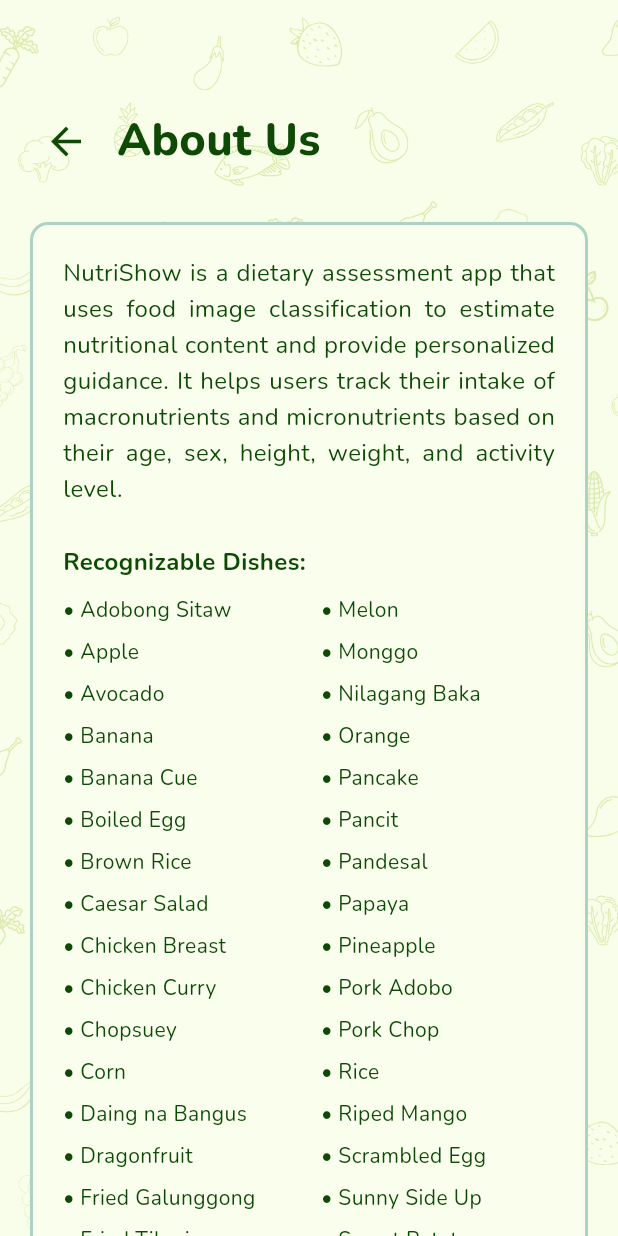
After one commit to chrmlmrn/NutriShow, a Flutter app: the screen it shows after launch, after a tap on the "info outline" icon, on a phone screen of 412 x 824 dp. The commit adds this screen. Run offline on Flutter 3.47's test engine with Material 3 defaults, Android fonts, the light colour scheme and no system bars; our stand-ins replace fl_chart, google_fonts, image_picker, shared_preferences, sqflite; missing offline and left inert: tflite_flutter; accounts and stored records are empty.

Commit message:
added about us for indiv prog test

```diff
--- /dev/null
+++ b/lib/views/about_us.dart
@@ -0,0 +1,153 @@
+import 'package:flutter/material.dart';
+import 'package:google_fonts/google_fonts.dart';
+
+class AboutUsScreen extends StatelessWidget {
+  final List<String> recognizableFoods = [
+    "Adobong Sitaw", "Apple", "Avocado", "Banana", "Banana Cue",
+    "Boiled Egg", "Brown Rice", "Caesar Salad", "Chicken Breast", "Chicken Curry",
+    "Chopsuey", "Corn", "Daing na Bangus", "Dragonfruit", "Fried Galunggong",
+    "Fried Tilapia", "Ginataang Kalabasa", "Grapes", "Kiwi", "Lumpia",
+    "Melon", "Monggo", "Nilagang Baka", "Orange", "Pancake",
+    "Pancit", "Pandesal", "Papaya", "Pineapple", "Pork Adobo",
+    "Pork Chop", "Rice", "Riped Mango", "Scrambled Egg", "Sunny Side Up",
+    "Sweet Potato", "Togue", "Tortang Talong", "Watermelon", "Wheat Bread"
+  ];
+
+  @override
+  Widget build(BuildContext context) {
+    return Scaffold(
+      body: Stack(
+        fit: StackFit.expand,
+        children: [
+          Positioned.fill(
+            child: Image.asset(
+              'assets/screensbg.png',
+              fit: BoxFit.cover,
+            ),
+          ),
+          SingleChildScrollView(
+            padding: const EdgeInsets.all(20.0),
+            child: Column(
+              crossAxisAlignment: CrossAxisAlignment.start,
+              children: [
+                const SizedBox(height: 50),
+                Row(
+                  children: [
+                    IconButton(
+                      icon: Icon(Icons.arrow_back, color: Color(0xFF0E4A06), size: 30),
+                      onPressed: () => Navigator.pop(context),
+                    ),
+                    const SizedBox(width: 10),
+                    Text(
+                      'About Us',
+                      style: GoogleFonts.nunito(
+                        fontSize: 30,
+                        fontWeight: FontWeight.w800,
+                        color: Color(0xFF0E4A06),
+                      ),
+                    ),
+                  ],
+                ),
+                const SizedBox(height: 30),
+                Container(
+                  padding: const EdgeInsets.all(20),
+                  decoration: BoxDecoration(
+                    color: Color(0xFFF9FEED),
+                    borderRadius: BorderRadius.circular(12),
+                    border: Border.all(color: Color(0xFFAAD3C4), width: 2),
+                  ),
+                  child: Column(
+                    crossAxisAlignment: CrossAxisAlignment.start,
+                    children: [
+                      Text(
+                        'NutriShow is a dietary assessment app that uses food image classification to estimate nutritional content and provide personalized guidance. It helps users track their intake of macronutrients and micronutrients based on their age, sex, height, weight, and activity level.',
+                        style: GoogleFonts.nunito(fontSize: 16, color: Color(0xFF0E4A06), height: 1.5),
+                        textAlign: TextAlign.justify,
+                      ),
+                      const SizedBox(height: 25),
+                      Text(
+                        'Recognizable Dishes:',
+                        style: GoogleFonts.nunito(
+                          fontSize: 16,
+                          fontWeight: FontWeight.bold,
+                          color: Color(0xFF0E4A06),
+                        ),
+                      ),
+                      const SizedBox(height: 10),
+                      Row(
+                        crossAxisAlignment: CrossAxisAlignment.start,
+                        children: [
+                          Expanded(
+                            child: Column(
+                              crossAxisAlignment: CrossAxisAlignment.start,
+                              children: recognizableFoods.sublist(0, recognizableFoods.length ~/ 2).map((food) {
+                                return Padding(
+                                  padding: const EdgeInsets.only(bottom: 8.0),
+                                  child: Text(
+                                    "• $food",
+                                    style: GoogleFonts.nunito(
+                                      fontSize: 14,
+                                      color: Color(0xFF0E4A06),
+                                    ),
+                                  ),
+                                );
+                              }).toList(),
+                            ),
+                          ),
+                          const SizedBox(width: 16),
+                          Expanded(
+                            child: Column(
+                              crossAxisAlignment: CrossAxisAlignment.start,
+                              children: recognizableFoods.sublist(recognizableFoods.length ~/ 2).map((food) {
+                                return Padding(
+                                  padding: const EdgeInsets.only(bottom: 8.0),
+                                  child: Text(
+                                    "• $food",
+                                    style: GoogleFonts.nunito(
+                                      fontSize: 14,
+                                      color: Color(0xFF0E4A06),
+                                    ),
+                                  ),
+                                );
+                              }).toList(),
+                            ),
+                          ),
+                        ],
+                      ),
+                      const SizedBox(height: 25),
+                      Divider(color: Color(0xFF0E4A06)),
+                      Text(
+                        'Developed by:',
+                        style: GoogleFonts.nunito(
+                          fontSize: 16,
+                          fontWeight: FontWeight.bold,
+                          color: Color(0xFF0E4A06),
+                        ),
+                      ),
+                      const SizedBox(height: 10),
+                      ...[
+                        "Batao, Bianca Louise F.",
+                        "Locsin, Trisha Mae F",
+                        "Mariano, Charimel C.",
+                        "Molina, Gabriel S."
+                      ].map((name) => Padding(
+                        padding: const EdgeInsets.only(bottom: 4.0),
+                        child: Text(
+                          name,
+                          style: GoogleFonts.nunito(
+                            fontSize: 15,
+                            color: Color(0xFF0E4A06),
+                          ),
+                        ),
+                      )),
+                    ],
+                  ),
+                ),
+              ],
+            ),
+          ),
+        ],
+      ),
+    );
+  }
+}
--- a/lib/views/user_input.dart
+++ b/lib/views/user_input.dart
@@ -1,5 +1,6 @@
 import 'package:flutter/material.dart';
 import 'package:google_fonts/google_fonts.dart';
+import 'package:nutrishow/views/about_us.dart';
 import 'options.dart';
 
 class UserInputView extends StatelessWidget {
@@ -200,6 +201,9 @@
               children: <Widget>[
                 const SizedBox(height: 50),
                 Row(
+                  mainAxisAlignment: MainAxisAlignment.spaceBetween,
+                  children: [
+                    Row(
                       crossAxisAlignment: CrossAxisAlignment.center,
                       children: [
                         Image.asset(
@@ -211,8 +215,21 @@
                           'NutriShow',
                           style: GoogleFonts.changaOne(
                             fontSize: 50,
-                        color: Color(0xFF0E4A06), // Adjust color to fit your theme
+                            color: Color(0xFF0E4A06),
                           ),
+                        ),
+                      ],
+                    ),
+                    IconButton(
+                      icon: Icon(Icons.info_outline, color: Color(0xFF0E4A06), size: 30),
+                      onPressed: () {
+                        Navigator.push(
+                          context,
+                          MaterialPageRoute(
+                            builder: (context) => AboutUsScreen(), // Make sure this screen exists
+                          ),
+                        );
+                      },
                     ),
                   ],
                 ),
```
Lines whose indentation alone changed are shown as unchanged.
